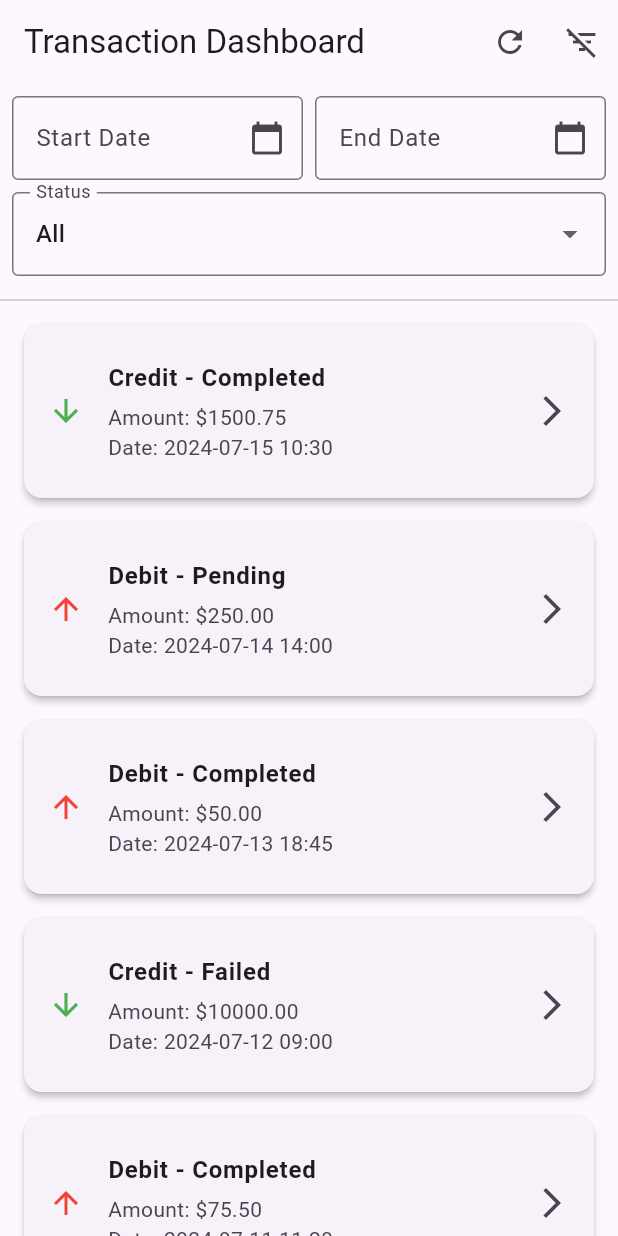
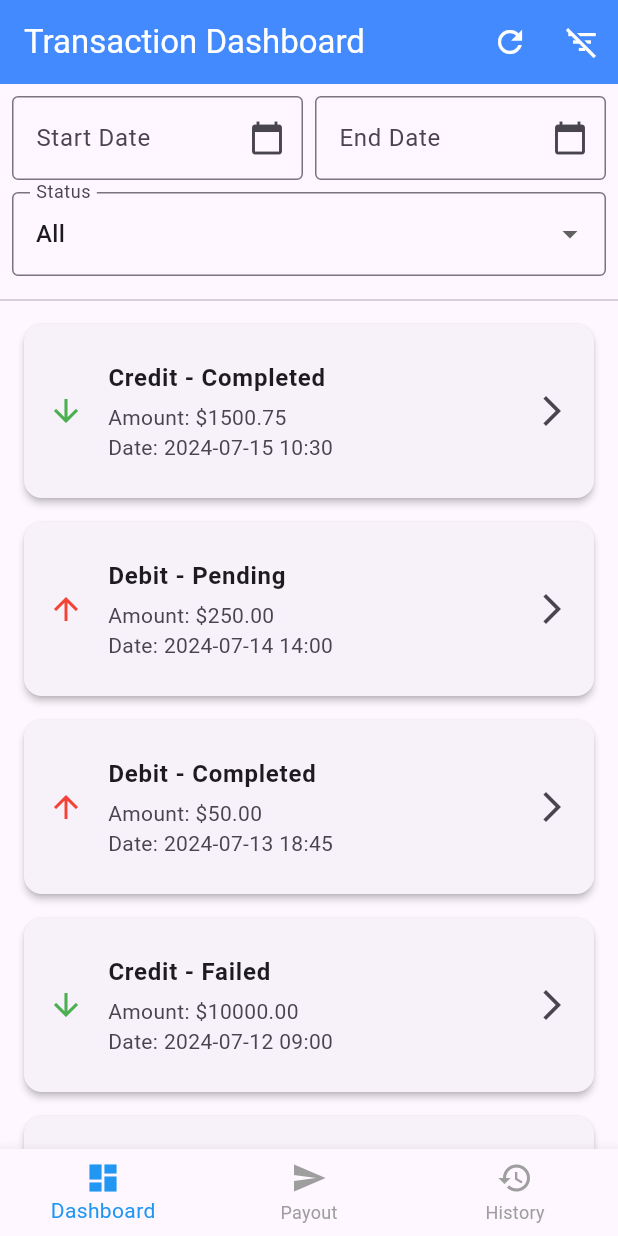
Before and after one commit to ShahanajMT/paywize, a Flutter app: the screen it shows after launch, on a phone screen of 412 x 824 dp. Run offline on Flutter 3.47's test engine with Material 3 defaults, Android fonts, the phone set to English and light mode, and no system bars; our stand-ins replace shared_preferences.

Commit message:
Payout Form with Validation & Local Storage completed

```diff
--- a/lib/api/transaction_api.dart
+++ b/lib/api/transaction_api.dart
@@ -1,11 +1,12 @@
+
+
 import 'dart:convert';
-import 'package:http/http.dart' as http;
 import 'package:paywise/models/transaction_models.dart';
 
 
 class TransactionApi {
 
-  static const String _mockApiUrl = 'https://api.mocki.io/v1/YOUR_MOCK_API_KEY'; // Replace with a real mock API or your backend
+  static const String _mockApiUrl = 'https://api.mocki.io/v1/YOUR_MOCK_API_KEY';
 
   // Example of mock JSON data if no API is available
   static const String _mockTransactionsJson = '''
@@ -58,7 +59,8 @@ class TransactionApi {
       // Simulate network delay for mock data
       await Future.delayed(const Duration(seconds: 1));
 
-      // If using a real API:
+      // Uncomment the block below and replace _mockApiUrl with your actual API endpoint
+      // if you are using a real API.
       // final response = await http.get(Uri.parse(_mockApiUrl));
       // if (response.statusCode == 200) {
       //   List<dynamic> jsonList = json.decode(response.body);
@@ -67,7 +69,7 @@ class TransactionApi {
       //   throw Exception('Failed to load transactions: ${response.statusCode}');
       // }
 
-      // Using mock JSON data
+      // Using mock JSON data for demonstration
       List<dynamic> jsonList = json.decode(_mockTransactionsJson);
       return jsonList.map((json) => Transaction.fromJson(json)).toList();
     } catch (e) {
--- a/lib/main.dart
+++ b/lib/main.dart
@@ -1,8 +1,9 @@
 import 'package:flutter/material.dart';
+import 'package:paywise/screen/pay_form_screens.dart';
+import 'package:paywise/screen/pay_history_screens.dart';
 import 'package:paywise/screen/transaction_dashboard_screen.dart';
 import 'package:provider/provider.dart';
 import 'providers/transaction_provider.dart';
-
 
 void main() {
   runApp(const MyApp());
@@ -16,13 +17,69 @@ class MyApp extends StatelessWidget {
     return ChangeNotifierProvider(
       create: (context) => TransactionProvider(),
       child: MaterialApp(
-        title: 'Fintech Dashboard',
+        title: 'Fintech App',
         theme: ThemeData(
           primarySwatch: Colors.blue,
           visualDensity: VisualDensity.adaptivePlatformDensity,
+          appBarTheme: const AppBarTheme(
+            backgroundColor: Colors.blueAccent, // Consistent app bar color
+            foregroundColor: Colors.white, // Text color for app bar
+          ),
         ),
-        home: const TransactionDashboardScreen(),
+        home: const MainAppScreen(),
       ),
     );
   }
 }
+
+class MainAppScreen extends StatefulWidget {
+  const MainAppScreen({super.key});
+
+  @override
+  State<MainAppScreen> createState() => _MainAppScreenState();
+}
+
+class _MainAppScreenState extends State<MainAppScreen> {
+  int _selectedIndex = 0;
+
+  static const List<Widget> _widgetOptions = <Widget>[
+    TransactionDashboardScreen(),
+    PayoutFormScreen(),
+    PayoutHistoryScreen(),
+  ];
+
+  void _onItemTapped(int index) {
+    setState(() {
+      _selectedIndex = index;
+    });
+  }
+
+  @override
+  Widget build(BuildContext context) {
+    return Scaffold(
+      body: Center(
+        child: _widgetOptions.elementAt(_selectedIndex),
+      ),
+      bottomNavigationBar: BottomNavigationBar(
+        items: const <BottomNavigationBarItem>[
+          BottomNavigationBarItem(
+            icon: Icon(Icons.dashboard),
+            label: 'Dashboard',
+          ),
+          BottomNavigationBarItem(
+            icon: Icon(Icons.send),
+            label: 'Payout',
+          ),
+          BottomNavigationBarItem(
+            icon: Icon(Icons.history),
+            label: 'History',
+          ),
+        ],
+        currentIndex: _selectedIndex,
+        selectedItemColor: Colors.blue,
+        unselectedItemColor: Colors.grey, // Make unselected items visible
+        onTap: _onItemTapped,
+      ),
+    );
+  }
+}
--- a/lib/models/transaction_models.dart
+++ b/lib/models/transaction_models.dart
@@ -1,10 +1,11 @@
+
 class Transaction {
   final String id;
   final double amount;
   final DateTime date;
   final String type;
   final String status;
-  final Map<String, dynamic> rawData;
+  final Map<String, dynamic> rawData; // To store all JSON data
 
   Transaction({
     required this.id,
@@ -17,12 +18,12 @@ class Transaction {
 
   factory Transaction.fromJson(Map<String, dynamic> json) {
     return Transaction(
-      id: json['id'].toString(),
+      id: json['id'].toString(), // Assuming 'id' can be int or string
       amount: (json['amount'] as num).toDouble(),
       date: DateTime.parse(json['date']),
       type: json['type'],
       status: json['status'],
-      rawData: json,
+      rawData: json, // Store the entire JSON
     );
   }
 }
--- a/lib/providers/transaction_provider.dart
+++ b/lib/providers/transaction_provider.dart
@@ -1,3 +1,4 @@
+
 import 'package:flutter/material.dart';
 import 'package:paywise/models/transaction_models.dart';
 
@@ -56,10 +57,14 @@ class TransactionProvider with ChangeNotifier {
     _filteredTransactions = _transactions.where((transaction) {
       bool matchesDate = true;
       if (_startDate != null) {
-        matchesDate = transaction.date.isAfter(_startDate!) || transaction.date.isAtSameMomentAs(_startDate!);
+        // Ensure transaction date is on or after the start date
+        matchesDate = transaction.date.isAfter(_startDate!.subtract(const Duration(milliseconds: 1))) ||
+                      transaction.date.isAtSameMomentAs(_startDate!);
       }
       if (_endDate != null && matchesDate) {
-        matchesDate = transaction.date.isBefore(_endDate!.add(const Duration(days: 1))) || transaction.date.isAtSameMomentAs(_endDate!);
+        // Ensure transaction date is on or before the end date
+        matchesDate = transaction.date.isBefore(_endDate!.add(const Duration(days: 1)).subtract(const Duration(milliseconds: 1))) ||
+                      transaction.date.isAtSameMomentAs(_endDate!);
       }
 
       bool matchesStatus = true;
--- a/lib/screen/transaction_dashboard_screen.dart
+++ b/lib/screen/transaction_dashboard_screen.dart
@@ -1,10 +1,10 @@
 import 'package:flutter/material.dart';
+import 'package:paywise/screen/transaction_details_screen.dart';
 import 'package:paywise/widget/transaction_list_item.dart';
 import 'package:provider/provider.dart';
-import 'package:intl/intl.dart'; // For date formatting
+import 'package:intl/intl.dart';
 import '../providers/transaction_provider.dart';
 
-import 'transaction_detail_screen.dart';
 
 class TransactionDashboardScreen extends StatefulWidget {
   const TransactionDashboardScreen({super.key});
--- a/lib/screen/transaction_detail_screen.dart
+++ b/lib/screen/transaction_details_screen.dart
@@ -1,7 +1,7 @@
 import 'package:flutter/material.dart';
 import 'package:paywise/models/transaction_models.dart';
 
-import 'dart:convert'; // For jsonEncode
+import 'dart:convert';
 
 class TransactionDetailScreen extends StatelessWidget {
   final Transaction transaction;
--- /dev/null
+++ b/lib/screen/transaction_list_items_screen.dart
@@ -0,0 +1,44 @@
+
+import 'package:flutter/material.dart';
+import 'package:intl/intl.dart';
+import 'package:paywise/models/transaction_models.dart';
+
+class TransactionListItem extends StatelessWidget {
+  final Transaction transaction;
+  final VoidCallback onTap;
+
+  const TransactionListItem({
+    super.key,
+    required this.transaction,
+    required this.onTap,
+  });
+
+  @override
+  Widget build(BuildContext context) {
+    return Card(
+      margin: const EdgeInsets.symmetric(vertical: 8.0, horizontal: 16.0),
+      elevation: 2.0,
+      child: ListTile(
+        contentPadding: const EdgeInsets.all(16.0),
+        leading: Icon(
+          transaction.type == 'Credit' ? Icons.arrow_downward : Icons.arrow_upward,
+          color: transaction.type == 'Credit' ? Colors.green : Colors.red,
+        ),
+        title: Text(
+          '${transaction.type} - ${transaction.status}',
+          style: const TextStyle(fontWeight: FontWeight.bold),
+        ),
+        subtitle: Column(
+          crossAxisAlignment: CrossAxisAlignment.start,
+          children: [
+            const SizedBox(height: 4.0),
+            Text('Amount: \$${transaction.amount.toStringAsFixed(2)}'),
+            Text('Date: ${DateFormat('yyyy-MM-dd HH:mm').format(transaction.date)}'),
+          ],
+        ),
+        trailing: const Icon(Icons.arrow_forward_ios),
+        onTap: onTap,
+      ),
+    );
+  }
+}
--- a/pubspec.yaml
+++ b/pubspec.yaml
@@ -38,6 +38,7 @@ dependencies:
   get: ^4.7.2
   http: ^1.4.0
   intl: ^0.20.2
+  shared_preferences:
 
 dev_dependencies:
   flutter_test:
```
Also changed, not shown: lib/models/pay_req.dart (added, +44 -0 lines), lib/screen/pay_form_screens.dart (added, +184 -0 lines), lib/screen/pay_history_screens.dart (added, +98 -0 lines), lib/services/locat_storage_service.dart (added, +26 -0 lines), lib/widget/pay_history_item.dart (added, +35 -0 lines), pubspec.lock, 1 other file.
